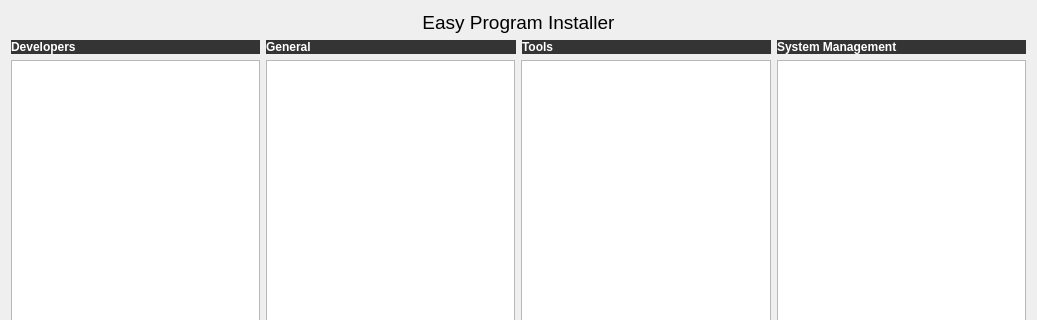
First picture: the form in mainwindow.ui, repository eminfedar/easyprograminstaller, before the edit; both pictures show x 0 to 1037 and y 0 to 320 of the 1037 by 579 pixel window.
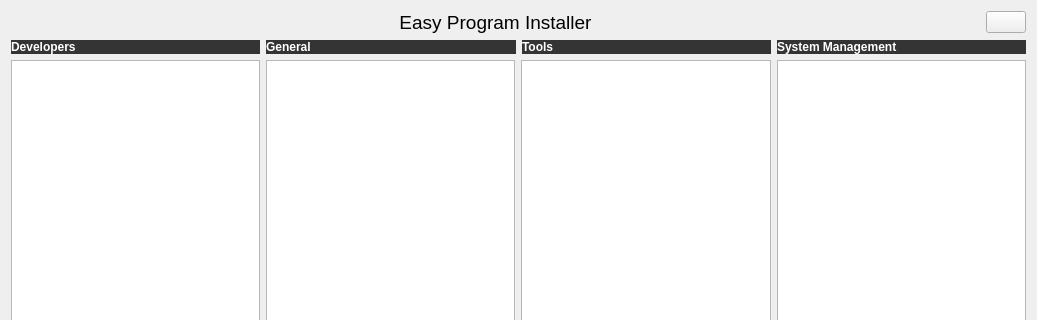
Second picture: the form after the edit. Icons and pictures are not drawn.

Commit message: +applist.yaml, +sync_button, +minor_fixes

Patch:
```diff
--- a/mainwindow.ui
+++ b/mainwindow.ui
@@ -19,7 +19,15 @@
   <widget class="QWidget" name="centralWidget">
    <layout class="QVBoxLayout" name="verticalLayout">
     <item>
+     <layout class="QHBoxLayout" name="horizontalLayout_4">
+      <item>
      <widget class="QLabel" name="header">
+        <property name="sizePolicy">
+         <sizepolicy hsizetype="Minimum" vsizetype="Preferred">
+          <horstretch>30</horstretch>
+          <verstretch>0</verstretch>
+         </sizepolicy>
+        </property>
       <property name="font">
        <font>
         <pointsize>14</pointsize>
@@ -42,6 +50,34 @@
      </widget>
     </item>
     <item>
+       <widget class="QPushButton" name="sync">
+        <property name="sizePolicy">
+         <sizepolicy hsizetype="Minimum" vsizetype="Fixed">
+          <horstretch>1</horstretch>
+          <verstretch>0</verstretch>
+         </sizepolicy>
+        </property>
+        <property name="toolTip">
+         <string>Sync App List</string>
+        </property>
+        <property name="statusTip">
+         <string>Sync App List</string>
+        </property>
+        <property name="whatsThis">
+         <string>Sync App List</string>
+        </property>
+        <property name="text">
+         <string/>
+        </property>
+        <property name="icon">
+         <iconset resource="qtresource.qrc">
+          <normaloff>:/img/sync.png</normaloff>:/img/sync.png</iconset>
+        </property>
+       </widget>
+      </item>
+     </layout>
+    </item>
+    <item>
      <layout class="QHBoxLayout" name="horizontalLayout_2" stretch="0,0,0,0">
       <item>
        <widget class="QLabel" name="label_5">
```
Left out of the diff: 4 changed lines with no effect on the pictures. Lines whose indentation alone changed are shown as unchanged. The commit also changes 9 other files.
